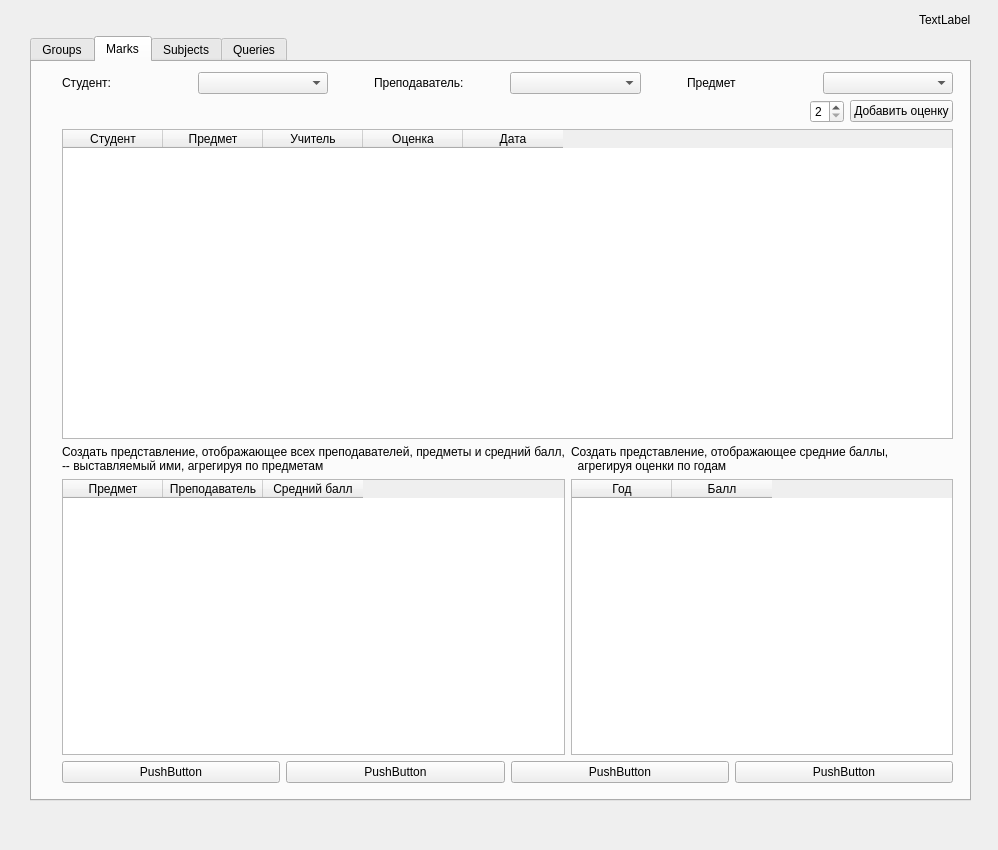
Old version of the form ui/teacher_window.ui in the repository Ane1y/deanery_db.
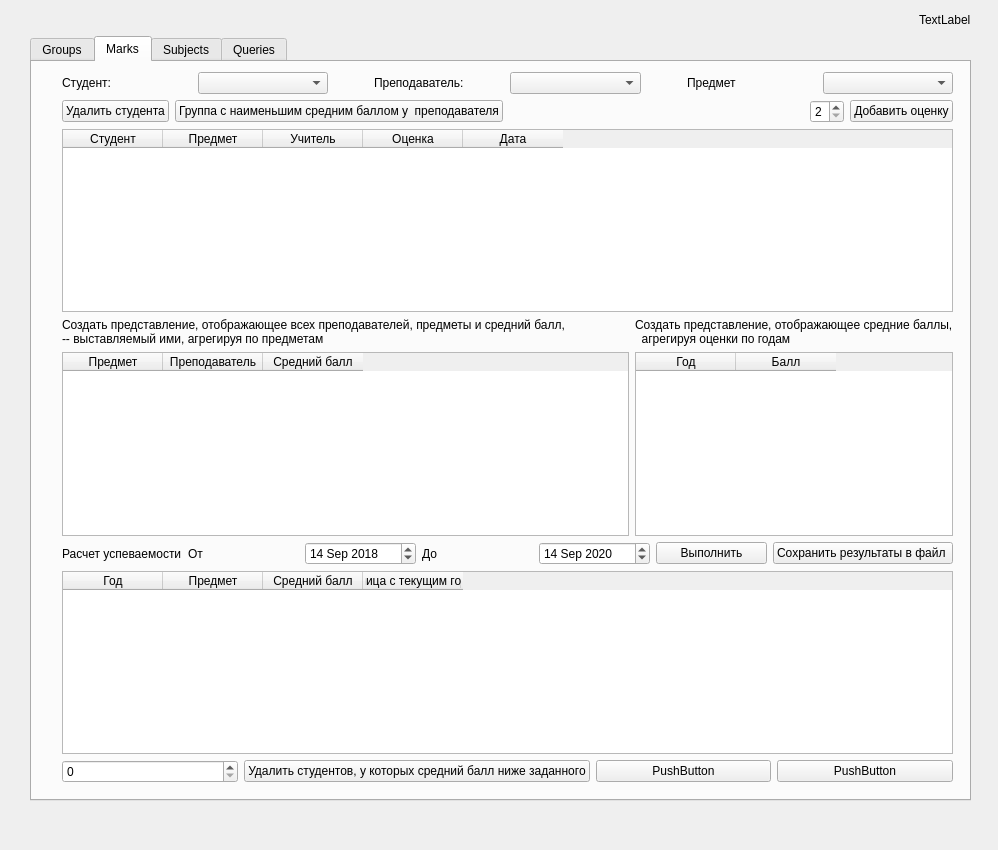
New version of the form. The open tabs and pages were chosen to show the change.

```diff
--- a/ui/teacher_window.ui
+++ b/ui/teacher_window.ui
@@ -348,6 +348,27 @@
          </item>
          <item>
           <layout class="QHBoxLayout" name="horizontalLayout_10">
+           <item>
+            <widget class="QPushButton" name="deleteStudentButton">
+             <property name="text">
+              <string>Удалить студента</string>
+             </property>
+            </widget>
+           </item>
+           <item>
+            <widget class="QPushButton" name="minAvgMarkFromTeacherButton">
+             <property name="text">
+              <string>Группа с наименьшим средним баллом у  преподавателя</string>
+             </property>
+            </widget>
+           </item>
+           <item>
+            <widget class="QLabel" name="label_27">
+             <property name="text">
+              <string/>
+             </property>
+            </widget>
+           </item>
            <item>
             <spacer name="horizontalSpacer_6">
              <property name="orientation">
@@ -413,6 +434,12 @@
           <layout class="QGridLayout" name="gridLayout">
            <item row="1" column="1">
             <widget class="QTableWidget" name="yearMarksTableWidget">
+             <property name="sizePolicy">
+              <sizepolicy hsizetype="Minimum" vsizetype="Expanding">
+               <horstretch>0</horstretch>
+               <verstretch>0</verstretch>
+              </sizepolicy>
+             </property>
              <column>
               <property name="text">
                <string>Год</string>
@@ -462,19 +489,153 @@
            </item>
           </layout>
          </item>
+         <item>
+          <layout class="QHBoxLayout" name="horizontalLayout_21">
+           <item>
+            <widget class="QLabel" name="label_28">
+             <property name="text">
+              <string>Расчет успеваемости</string>
+             </property>
+            </widget>
+           </item>
+           <item>
+            <widget class="QLabel" name="label_29">
+             <property name="text">
+              <string>От</string>
+             </property>
+            </widget>
+           </item>
+           <item>
+            <widget class="QDateEdit" name="beginDateEdit_2">
+             <property name="dateTime">
+              <datetime>
+               <hour>0</hour>
+               <minute>0</minute>
+               <second>0</second>
+               <year>2018</year>
+               <month>9</month>
+               <day>14</day>
+              </datetime>
+             </property>
+             <property name="maximumDateTime">
+              <datetime>
+               <hour>23</hour>
+               <minute>59</minute>
+               <second>59</second>
+               <year>2021</year>
+               <month>12</month>
+               <day>31</day>
+              </datetime>
+             </property>
+             <property name="minimumDateTime">
+              <datetime>
+               <hour>0</hour>
+               <minute>0</minute>
+               <second>0</second>
+               <year>2015</year>
+               <month>9</month>
+               <day>14</day>
+              </datetime>
+             </property>
+            </widget>
+           </item>
+           <item>
+            <widget class="QLabel" name="label_30">
+             <property name="text">
+              <string>До</string>
+             </property>
+            </widget>
+           </item>
+           <item>
+            <widget class="QDateEdit" name="endDateEdit_2">
+             <property name="dateTime">
+              <datetime>
+               <hour>0</hour>
+               <minute>0</minute>
+               <second>0</second>
+               <year>2020</year>
+               <month>9</month>
+               <day>14</day>
+              </datetime>
+             </property>
+             <property name="maximumDateTime">
+              <datetime>
+               <hour>23</hour>
+               <minute>59</minute>
+               <second>59</second>
+               <year>2021</year>
+               <month>12</month>
+               <day>31</day>
+              </datetime>
+             </property>
+             <property name="minimumDateTime">
+              <datetime>
+               <hour>0</hour>
+               <minute>0</minute>
+               <second>0</second>
+               <year>2015</year>
+               <month>9</month>
+               <day>14</day>
+              </datetime>
+             </property>
+             <property name="minimumDate">
+              <date>
+               <year>2015</year>
+               <month>9</month>
+               <day>14</day>
+              </date>
+             </property>
+            </widget>
+           </item>
+           <item>
+            <widget class="QPushButton" name="getPerfomanceButton">
+             <property name="text">
+              <string>Выполнить</string>
+             </property>
+            </widget>
+           </item>
+           <item>
+            <widget class="QPushButton" name="savePerfomanceButton">
+             <property name="text">
+              <string>Сохранить результаты в файл </string>
+             </property>
+            </widget>
+           </item>
+          </layout>
+         </item>
+         <item>
+          <widget class="QTableWidget" name="cursorTableWidget">
+           <column>
+            <property name="text">
+             <string>Год</string>
+            </property>
+           </column>
+           <column>
+            <property name="text">
+             <string>Предмет</string>
+            </property>
+           </column>
+           <column>
+            <property name="text">
+             <string>Средний балл</string>
+            </property>
+           </column>
+           <column>
+            <property name="text">
+             <string>Разница с текущим годом </string>
+            </property>
+           </column>
+          </widget>
+         </item>
          <item>
           <layout class="QHBoxLayout" name="horizontalLayout_5">
            <item>
-            <widget class="QPushButton" name="pushButton_5">
-             <property name="text">
-              <string>PushButton</string>
-             </property>
-            </widget>
+            <widget class="QSpinBox" name="smallMarkSpinBox"/>
            </item>
            <item>
             <widget class="QPushButton" name="pushButton_6">
              <property name="text">
-              <string>PushButton</string>
+              <string>Удалить студентов, у которых средний балл ниже заданного</string>
              </property>
             </widget>
            </item>
```
Left out of the diff: 192 changed lines with no effect on the pictures.
